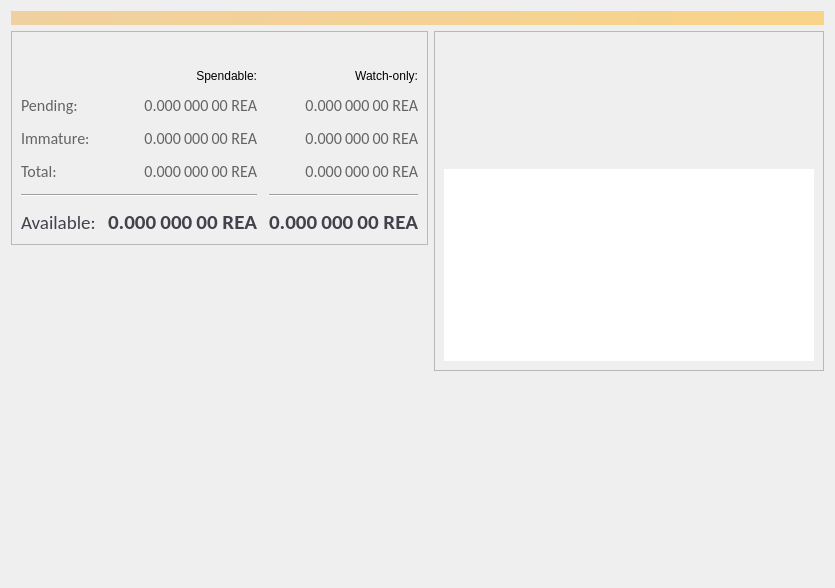
ReacoinOfficial/reacoin, file src/qt/forms/overviewpage.ui: the form before one commit.
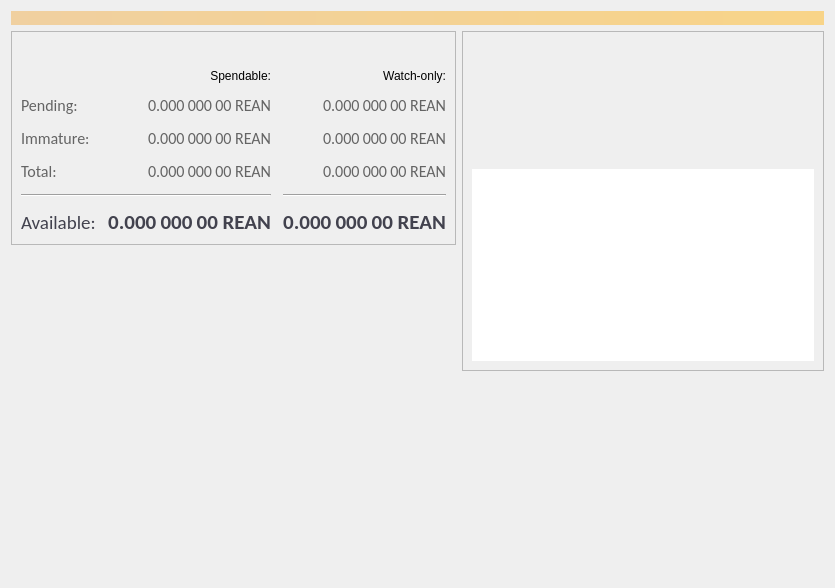
The form after the commit. Icons and pictures are not drawn.

Commit message: ticker's switch from REA to REAN

```diff
--- a/src/qt/forms/overviewpage.ui
+++ b/src/qt/forms/overviewpage.ui
@@ -146,7 +146,7 @@
                <string notr="true">color: rgb(100, 100, 100);</string>
               </property>
               <property name="text">
-               <string notr="true">0.000 000 00 REA</string>
+               <string notr="true">0.000 000 00 REAN</string>
               </property>
               <property name="alignment">
                <set>Qt::AlignRight|Qt::AlignTrailing|Qt::AlignVCenter</set>
@@ -241,7 +241,7 @@
                <string notr="true">color: rgb(100, 100, 100);</string>
               </property>
               <property name="text">
-               <string notr="true">0.000 000 00 REA</string>
+               <string notr="true">0.000 000 00 REAN</string>
               </property>
               <property name="alignment">
                <set>Qt::AlignRight|Qt::AlignTrailing|Qt::AlignVCenter</set>
@@ -271,7 +271,7 @@
                <string notr="true">color: rgb(100, 100, 100);</string>
               </property>
               <property name="text">
-               <string notr="true">0.000 000 00 REA</string>
+               <string notr="true">0.000 000 00 REAN</string>
               </property>
               <property name="alignment">
                <set>Qt::AlignRight|Qt::AlignTrailing|Qt::AlignVCenter</set>
@@ -340,7 +340,7 @@
                <string notr="true">color: rgb(100, 100, 100);</string>
               </property>
               <property name="text">
-               <string notr="true">0.000 000 00 REA</string>
+               <string notr="true">0.000 000 00 REAN</string>
               </property>
               <property name="alignment">
                <set>Qt::AlignRight|Qt::AlignTrailing|Qt::AlignVCenter</set>
@@ -370,7 +370,7 @@
                <string notr="true">color: rgb(100, 100, 100);</string>
               </property>
               <property name="text">
-               <string notr="true">0.000 000 00 REA</string>
+               <string notr="true">0.000 000 00 REAN</string>
               </property>
               <property name="alignment">
                <set>Qt::AlignRight|Qt::AlignTrailing|Qt::AlignVCenter</set>
@@ -416,7 +416,7 @@
                <string notr="true">color: rgb(66, 66, 78);</string>
               </property>
               <property name="text">
-               <string notr="true">0.000 000 00 REA</string>
+               <string notr="true">0.000 000 00 REAN</string>
               </property>
               <property name="alignment">
                <set>Qt::AlignRight|Qt::AlignTrailing|Qt::AlignVCenter</set>
@@ -446,7 +446,7 @@
                <string notr="true">color: rgb(100, 100, 100);</string>
               </property>
               <property name="text">
-               <string notr="true">0.000 000 00 REA</string>
+               <string notr="true">0.000 000 00 REAN</string>
               </property>
               <property name="alignment">
                <set>Qt::AlignRight|Qt::AlignTrailing|Qt::AlignVCenter</set>
@@ -476,7 +476,7 @@
                <string notr="true">color: rgb(66, 66, 78);</string>
               </property>
               <property name="text">
-               <string notr="true">0.000 000 00 REA</string>
+               <string notr="true">0.000 000 00 REAN</string>
               </property>
               <property name="alignment">
                <set>Qt::AlignRight|Qt::AlignTrailing|Qt::AlignVCenter</set>
```
The commit also changes 11 other files.
